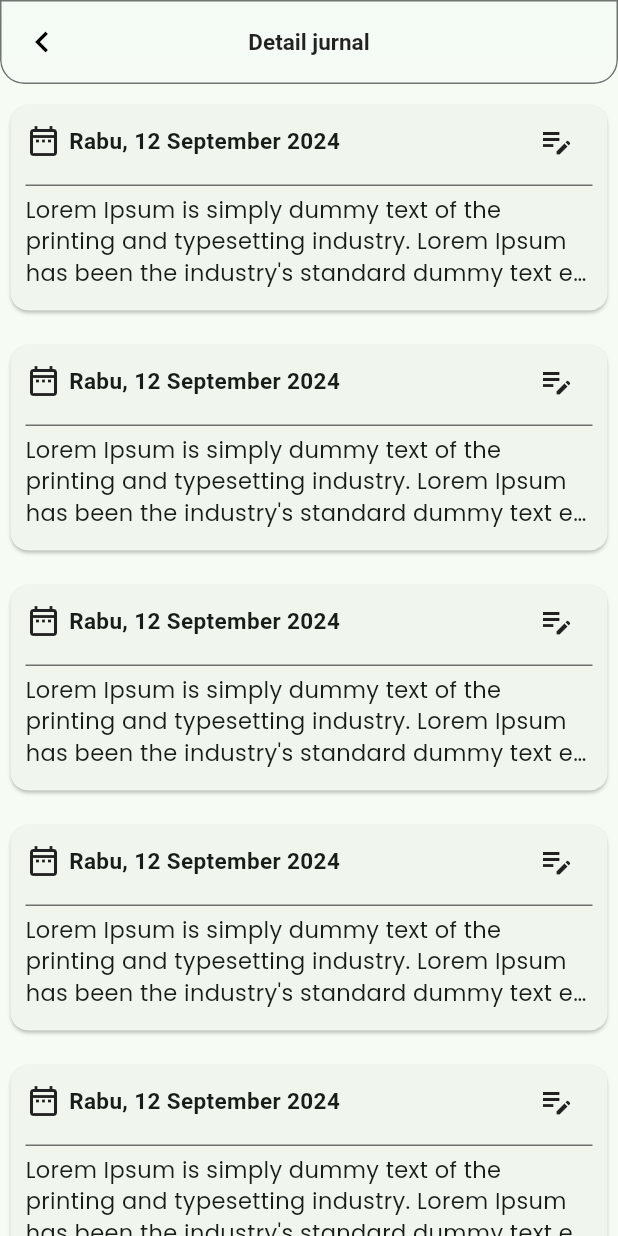
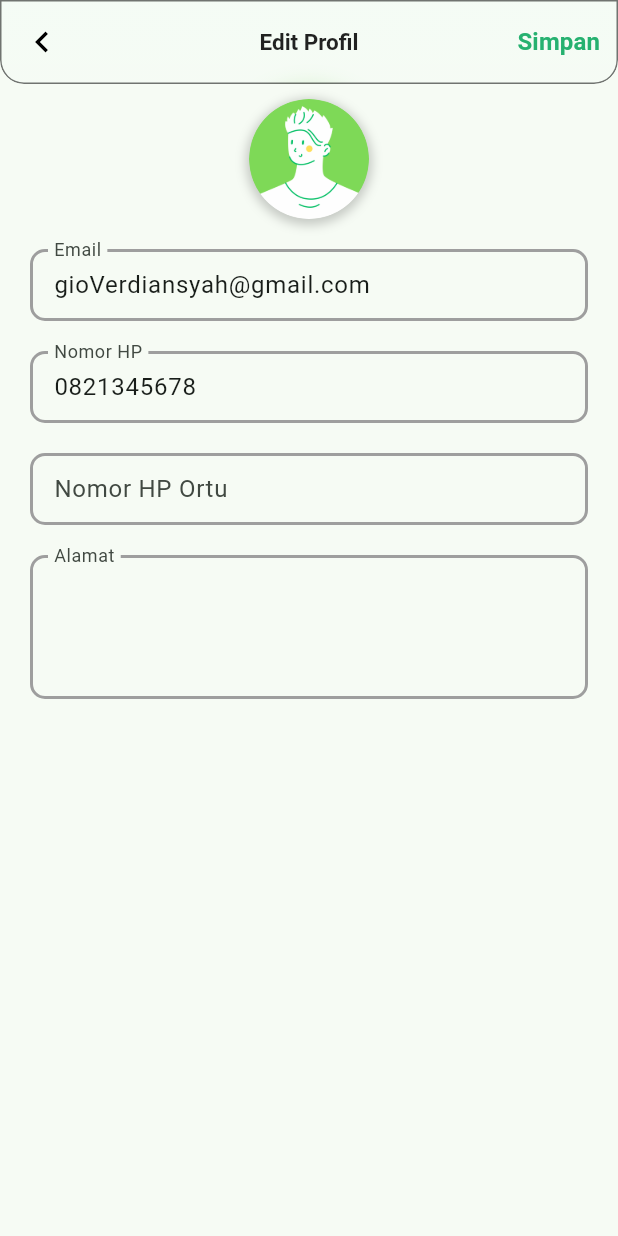
Before and after one commit to gioVerdiansyah/PKL_Skansa, a Flutter app: the screen it shows after launch, after a tap on "Histori jurnal", after a tap on "Edit Profil", on a phone screen of 412 x 824 dp. Run offline on Flutter 3.47's test engine with Material 3 defaults, Android fonts, the phone set to English and light mode, and no system bars; our stand-ins replace equatable, flutter_bloc, flutter_form_builder, form_builder_validators, geolocator, get_storage and 3 more; missing offline and left inert: flutter_swipe_button, form_builder_file_picker; Roboto replaces fonts that are missing (OpenSansSemiCondensed).

Commit message:
feat: completely UI Profile

```diff
--- a/lib/src/constants/color_constant.dart
+++ b/lib/src/constants/color_constant.dart
@@ -1,9 +1,9 @@
 import 'package:flutter/material.dart';
 
-class ColorConstant{
+class ColorConstant {
   static const Color primary = Color.fromRGBO(38, 177, 112, 1);
   static const Color secondary = Colors.green;
-  static const Color light = Color.fromRGBO(126,217,87, 1);
+  static const Color light = Color.fromRGBO(126, 217, 87, 1);
   static const Color dark = Color.fromRGBO(12, 108, 78, 1.0);
   static const Color warm = Color.fromRGBO(255, 213, 42, 1.0);
 
@@ -11,6 +11,7 @@ class ColorConstant{
   static const Color semiWhite = Color.fromRGBO(211, 255, 239, 1.0);
   static const Color black = Colors.black87;
   static const Color gray = Colors.black54;
+  static const Color semiGray = Color.fromRGBO(0, 0, 0, 0.15);
 
   static const Color red = Color.fromRGBO(208, 0, 0, 1);
 }
--- a/lib/src/ui/components/commons/alert.dart
+++ b/lib/src/ui/components/commons/alert_notification.dart
@@ -2,7 +2,7 @@ import 'package:flutter/material.dart';
 import 'package:pkl_smkn1mejayan_siswa/src/constants/color_constant.dart';
 import 'package:toastification/toastification.dart';
 
-class Alert {
+class AlertNotification {
   static error(BuildContext context, String title, {String? messages, int? duration}) {
     return _showAlert(
       context: context,
--- a/lib/src/ui/components/commons/text_input.dart
+++ b/lib/src/ui/components/commons/text_input.dart
@@ -3,7 +3,7 @@ import 'package:flutter_form_builder/flutter_form_builder.dart';
 import 'package:form_builder_validators/form_builder_validators.dart';
 import 'package:pkl_smkn1mejayan_siswa/src/constants/color_constant.dart';
 
-class TextInput extends StatelessWidget {
+class TextInput extends StatefulWidget {
   final String name;
   final String labelText;
   final TextInputType keyboardType;
@@ -30,6 +30,7 @@ class TextInput extends StatelessWidget {
   factory TextInput.basic({
     required String name,
     required String labelText,
+    TextInputType type = TextInputType.text,
     String? Function(String?)? validator,
     void Function(String?)? onChanged,
     String? initialValue,
@@ -37,6 +38,7 @@ class TextInput extends StatelessWidget {
     return TextInput._(
       name: name,
       labelText: labelText,
+      keyboardType: type,
       validator: validator,
       onChanged: onChanged,
       initialValue: initialValue,
@@ -62,20 +64,50 @@ class TextInput extends StatelessWidget {
     );
   }
 
+  factory TextInput.password({
+    required String name,
+    required String labelText,
+    String? Function(String?)? validator,
+    void Function(String?)? onChanged,
+    String? initialValue,
+  }) {
+    return TextInput._(
+      name: name,
+      labelText: labelText,
+      obscureText: true, // Password field default to obscure
+      validator: validator,
+      onChanged: onChanged,
+      initialValue: initialValue,
+    );
+  }
+
+  @override
+  _TextInputState createState() => _TextInputState();
+}
+
+class _TextInputState extends State<TextInput> {
+  bool _obscureText = true;
+
+  @override
+  void initState() {
+    super.initState();
+    _obscureText = widget.obscureText;
+  }
+
   @override
   Widget build(BuildContext context) {
     return Column(
       crossAxisAlignment: CrossAxisAlignment.start,
       children: [
         FormBuilderTextField(
-          name: name,
-          keyboardType: keyboardType,
-          obscureText: obscureText,
-          maxLines: maxLine,
-          initialValue: initialValue,
+          name: widget.name,
+          keyboardType: widget.keyboardType,
+          obscureText: _obscureText,
+          maxLines: widget.maxLine ?? 1,
+          initialValue: widget.initialValue,
           decoration: InputDecoration(
-            labelText: labelText,
-            floatingLabelBehavior: floatingLabel ? FloatingLabelBehavior.always : null,
+            labelText: widget.labelText,
+            floatingLabelBehavior: widget.floatingLabel ? FloatingLabelBehavior.always : null,
             border: OutlineInputBorder(
               borderRadius: BorderRadius.circular(10.0),
               borderSide: const BorderSide(
@@ -99,9 +131,22 @@ class TextInput extends StatelessWidget {
             ),
             isDense: true,
             contentPadding: const EdgeInsets.all(12.0),
+            suffixIcon: widget.obscureText
+                ? IconButton(
+              icon: Icon(
+                _obscureText ? Icons.visibility_off : Icons.visibility,
+                color: Colors.grey,
+              ),
+              onPressed: () {
+                setState(() {
+                  _obscureText = !_obscureText;
+                });
+              },
+            )
+                : null,
           ),
-          validator: validator,
-          onChanged: onChanged,
+          validator: widget.validator,
+          onChanged: widget.onChanged,
         ),
       ],
     );
--- a/lib/src/ui/components/fragments/base/journal_tab.dart
+++ b/lib/src/ui/components/fragments/base/journal_tab.dart
@@ -32,7 +32,6 @@ class _JournalTab extends State<JournalTab> {
   void _onCancel() async {
     await clearFileCache();
     context.read<FillJournalBloc>().add(RemoveJournalFileEvent());
-    setState(() {});
   }
 
   @override
--- a/lib/src/ui/components/fragments/base/presence_tab.dart
+++ b/lib/src/ui/components/fragments/base/presence_tab.dart
@@ -1,7 +1,7 @@
 import 'package:flutter/material.dart';
 import 'package:flutter_swipe_button/flutter_swipe_button.dart';
 import 'package:pkl_smkn1mejayan_siswa/src/constants/color_constant.dart';
-import 'package:pkl_smkn1mejayan_siswa/src/ui/components/commons/alert.dart';
+import 'package:pkl_smkn1mejayan_siswa/src/ui/components/commons/alert_notification.dart';
 import 'package:pkl_smkn1mejayan_siswa/src/ui/screen_routes.dart';
 import 'package:pkl_smkn1mejayan_siswa/src/ui/utils/location_handler.dart';
 
@@ -116,7 +116,7 @@ class _PresenceTab extends State<PresenceTab> {
                 print(_selectedPresence);
                 // print(locationString);
                 Navigator.pop(widget.context);
-                Alert.success(context,"Berhasil absen, Namun", messages: "Anda telat 10 menit");
+                AlertNotification.success(context,"Berhasil absen, Namun", messages: "Anda telat 10 menit");
               },
             ),
           )
--- a/lib/src/ui/components/fragments/profile/list_tile_to.dart
+++ b/lib/src/ui/components/fragments/profile/list_tile_to.dart
@@ -2,14 +2,15 @@ import 'package:flutter/material.dart';
 
 import '../../../../constants/color_constant.dart';
 
-class ListTileTo extends StatelessWidget {
+class ListTileClick extends StatelessWidget {
   final IconData icon;
   final String title;
-  final String to;
+  final VoidCallback? onClick;
   final Color? color;
   final bool isEnd;
 
-  const ListTileTo({super.key, required this.icon, required this.title, required this.to, this.color, this.isEnd = false});
+  const ListTileClick({super.key, required this.icon, required this.title, required this.onClick, this.color, this.isEnd =
+  false});
 
   @override
   Widget build(BuildContext context) {
@@ -21,7 +22,7 @@ class ListTileTo extends StatelessWidget {
           bottom: isEnd ? const BorderSide(color: ColorConstant.gray) : BorderSide.none
         )),
         child: TextButton(
-          onPressed: () => Navigator.of(context).pushNamed(to),
+          onPressed: onClick,
           style: const ButtonStyle(
               shape: WidgetStatePropertyAll(RoundedRectangleBorder(borderRadius: BorderRadius.all(Radius.circular(8))))),
           child: Row(
--- a/lib/src/ui/screen_routes.dart
+++ b/lib/src/ui/screen_routes.dart
@@ -1,6 +1,8 @@
 import 'package:flutter/cupertino.dart';
 import 'package:page_transition/page_transition.dart';
 import 'package:pkl_smkn1mejayan_siswa/src/ui/screens/base_screen.dart';
+import 'package:pkl_smkn1mejayan_siswa/src/ui/screens/change_password_screen.dart';
+import 'package:pkl_smkn1mejayan_siswa/src/ui/screens/edit_profile_screen.dart';
 import 'package:pkl_smkn1mejayan_siswa/src/ui/screens/journal_detail_screen.dart';
 import 'package:pkl_smkn1mejayan_siswa/src/ui/screens/permit_screen.dart';
 import 'package:pkl_smkn1mejayan_siswa/src/ui/screens/presence_detail_screen.dart';
@@ -10,6 +12,8 @@ class ScreenRoutes {
   static const String permitRoute = PermitScreen.routeName;
   static const String presenceDetailRoute = PresenceDetailScreen.routeName;
   static const String journalDetailRoute = JournalDetailScreen.routeName;
+  static const String editProfileRoute = EditProfileScreen.routeName;
+  static const String changePasswordRoute = ChangePasswordScreen.routeName;
 
   static Route<dynamic> generateRoute(RouteSettings settings) {
     PageTransition to(Widget w, {int d = 300, PageTransitionType t = PageTransitionType.bottomToTop}) {
@@ -30,6 +34,10 @@ class ScreenRoutes {
         return to(const PresenceDetailScreen(), t: PageTransitionType.rightToLeft);
       case journalDetailRoute:
         return to(const JournalDetailScreen(), t: PageTransitionType.rightToLeft);
+      case editProfileRoute:
+        return to(const EditProfileScreen(), t: PageTransitionType.rightToLeft);
+      case changePasswordRoute:
+        return to(const ChangePasswordScreen(), t: PageTransitionType.rightToLeft);
       default:
         return to(const BaseScreen());
     }
--- /dev/null
+++ b/lib/src/ui/screens/edit_profile_screen.dart
@@ -0,0 +1,91 @@
+import 'package:flutter/material.dart';
+import 'package:pkl_smkn1mejayan_siswa/src/constants/color_constant.dart';
+import 'package:pkl_smkn1mejayan_siswa/src/ui/components/commons/my_app_bar.dart';
+import 'package:pkl_smkn1mejayan_siswa/src/ui/components/commons/text_input.dart';
+
+import '../../constants/asset_constant.dart';
+
+class EditProfileScreen extends StatefulWidget{
+  const EditProfileScreen({super.key});
+
+  static const String routeName = "/edit-profile";
+
+  @override
+  State<EditProfileScreen> createState() => _EditProfileView();
+}
+
+class _EditProfileView extends State<EditProfileScreen> {
+  @override
+  Widget build(BuildContext context) {
+    return Scaffold(
+      appBar: MyAppBar(
+        title: "Edit Profil",
+        rightWidget: TextButton(
+          onPressed: (){},
+          child: const Text("Simpan", style: TextStyle(
+            color: ColorConstant.primary,
+            fontSize: 16,
+            fontWeight: FontWeight.bold
+          ),),
+        ),
+      ),
+      body: SingleChildScrollView(
+        padding: const EdgeInsets.fromLTRB(20, 10, 20, 30),
+        child: Column(
+          crossAxisAlignment: CrossAxisAlignment.center,
+          children: [
+            Center(
+              child: DecoratedBox(
+                decoration: BoxDecoration(
+                  shape: BoxShape.circle,
+                  boxShadow: [
+                    BoxShadow(
+                      color: Colors.black.withOpacity(0.2),
+                      blurRadius: 5,
+                      spreadRadius: 2,
+                      offset: const Offset(0, 2),
+                    ),
+                  ],
+                ),
+                child: ClipOval(
+                  child: Image.asset(
+                    fit: BoxFit.cover,
+                    AssetConstant.maleProfile,
+                    width: 80,
+                    height: 80,
+                  ),
+                ),
+              ),
+            ),
+            const SizedBox(height: 20,),
+            TextInput.basic(
+              type: TextInputType.emailAddress,
+              labelText: "Email",
+              name: "email",
+              initialValue: "gioVerdiansyah@gmail.com",
+            ),
+            const SizedBox(height: 20,),
+            TextInput.basic(
+              type: TextInputType.phone,
+              labelText: "Nomor HP",
+              name: "no_hp",
+              initialValue: "0821345678",
+            ),
+            const SizedBox(height: 20,),
+            TextInput.basic(
+              type: TextInputType.phone,
+              labelText: "Nomor HP Ortu",
+              name: "no_hp_ortu",
+            ),
+            const SizedBox(height: 20,),
+            TextInput.description(
+              labelText: "Alamat",
+              name: "alamat",
+              maxLine: 3,
+            ),
+          ],
+        )
+      ),
+    );
+  }
+}
--- a/lib/src/ui/screens/journal_detail_screen.dart
+++ b/lib/src/ui/screens/journal_detail_screen.dart
@@ -13,22 +13,50 @@ class JournalDetailScreen extends StatefulWidget {
 }
 
 class _JournalDetailView extends State<JournalDetailScreen> {
+  final GlobalKey<AnimatedListState> _listKey = GlobalKey<AnimatedListState>();
+  final List<Map<String, dynamic>> _dataDummies = [];
+
+  @override
+  void initState() {
+    super.initState();
+    _loadData(15);
+  }
+
+  Future<void> _loadData(int count) async {
+    for (int i = 0; i <= count; i++) {
+      await Future.delayed(const Duration(milliseconds: 300));
+
+      _dataDummies.add({
+        'tanggal': 'Rabu, 12 September 2024',
+        'kegiatan': "Lorem Ipsum is simply dummy text of the printing and typesetting industry. Lorem Ipsum has "
+            "been the industry's standard dummy text ever since the 1500s, when an unknown printer took a "
+            "galley of type and scrambled it to make a type specimen book. It has survived not only five "
+            "centuries, but also the leap into electronic typesetting, remaining essentially unchanged. It "
+            "was popularised in the 1960s with the release of Letraset sheets containing Lorem Ipsum "
+            "passages, and more recently with desktop publishing software like Aldus PageMaker including "
+            "versions of Lorem Ipsum"
+      });
+      _listKey.currentState?.insertItem(i);
+    }
+  }
+
   @override
   Widget build(BuildContext context) {
     return Scaffold(
-      appBar: const MyAppBar(
-        title: "Detail jurnal",
-      ),
-      body: SingleChildScrollView(
-        padding: const EdgeInsets.symmetric(horizontal: 3, vertical: 10),
-        child: Column(
-          mainAxisAlignment: MainAxisAlignment.center,
-          crossAxisAlignment: CrossAxisAlignment.center,
-          children: List.generate(
-              10,
-              (index) => Padding(
-                padding: const EdgeInsets.only(bottom: 15),
-                child: Card(
+        appBar: const MyAppBar(
+          title: "Detail jurnal",
+        ),
+        body: AnimatedList(
+            key: _listKey,
+            initialItemCount: _dataDummies.length,
+            itemBuilder: (context, index, animation) {
+              var data = _dataDummies[index];
+
+              return SlideTransition(
+                  position: Tween<Offset>(begin: const Offset(1, 0), end: Offset.zero).animate(animation),
+                  child: Padding(
+                    padding: const EdgeInsets.only(bottom: 15),
+                    child: Card(
                       child: Padding(
                         padding: const EdgeInsets.fromLTRB(10, 0, 10, 15),
                         child: Column(
@@ -39,17 +67,19 @@ class _JournalDetailView extends State<JournalDetailScreen> {
                               mainAxisAlignment: MainAxisAlignment.spaceBetween,
                               crossAxisAlignment: CrossAxisAlignment.center,
                               children: [
-                                const Row(
+                                Row(
                                   children: [
-                                    Icon(
+                                    const Icon(
                                       Icons.date_range_outlined,
                                       color: ColorConstant.black,
                                     ),
-                                    SizedBox(width: 5,),
-                                    Text("Rabu, 12 September 2024", style: TextStyle(
-                                      fontWeight: FontWeight.bold,
-                                      fontSize: 15
-                                    ),),
+                                    const SizedBox(
+                                      width: 5,
+                                    ),
+                                    Text(
+                                      data['tanggal'],
+                                      style: const TextStyle(fontWeight: FontWeight.bold, fontSize: 15),
+                                    ),
                                   ],
                                 ),
                                 IconButton(
@@ -65,27 +95,20 @@ class _JournalDetailView extends State<JournalDetailScreen> {
                               color: ColorConstant.gray,
                               margin: const EdgeInsets.symmetric(vertical: 5),
                             ),
-                            const Align(
+                            Align(
                               alignment: Alignment.centerLeft,
                               child: Text(
-                                "Lorem Ipsum is simply dummy text of the printing and typesetting industry. Lorem Ipsum has "
-                                "been the industry's standard dummy text ever since the 1500s, when an unknown printer took a "
-                                "galley of type and scrambled it to make a type specimen book. It has survived not only five "
-                                "centuries, but also the leap into electronic typesetting, remaining essentially unchanged. It "
-                                "was popularised in the 1960s with the release of Letraset sheets containing Lorem Ipsum "
-                                "passages, and more recently with desktop publishing software like Aldus PageMaker including "
-                                "versions of Lorem Ipsum",
+                                data['kegiatan'],
                                 maxLines: 3,
-                                style: TextStyle(fontSize: 15, fontFamily: "Poppins", overflow: TextOverflow.ellipsis),
+                                style:
+                                    const TextStyle(fontSize: 15, fontFamily: "Poppins", overflow: TextOverflow.ellipsis),
                               ),
                             )
                           ],
                         ),
                       ),
                     ),
-              )),
-        ),
-      ),
-    );
+                  ));
+            }));
   }
 }
--- a/lib/src/ui/screens/profile_screen.dart
+++ b/lib/src/ui/screens/profile_screen.dart
@@ -1,10 +1,11 @@
 import 'package:flutter/material.dart';
 import 'package:pkl_smkn1mejayan_siswa/src/constants/asset_constant.dart';
+import 'package:pkl_smkn1mejayan_siswa/src/ui/components/commons/show_dialog.dart';
 import 'package:pkl_smkn1mejayan_siswa/src/ui/screen_routes.dart';
-import 'package:pkl_smkn1mejayan_siswa/src/ui/utils/string_handler.dart';
 
 import '../../constants/color_constant.dart';
 import '../components/fragments/profile/list_tile_to.dart';
+import '../utils/int_handler.dart';
 import '../utils/scroll_notification_handler.dart';
 
 class ProfileScreen extends StatefulWidget {
@@ -82,31 +83,36 @@ class _ProfileView extends State<ProfileScreen> with AutomaticKeepAliveClientMix
                         ),
                       ),
                     ),
-                    const SizedBox(height: 50,),
-                    const ListTileTo(
+                    const SizedBox(height: 40,),
+                    ListTileClick(
                       icon: Icons.person,
                       title: "Edit Profil",
-                      to: ScreenRoutes.journalDetailRoute,
+                      onClick: () => Navigator.of(context).pushNamed(ScreenRoutes.editProfileRoute),
                     ),
-                    const ListTileTo(
+                    ListTileClick(
                       icon: Icons.password_rounded,
                       title: "Ganti password",
-                      to: ScreenRoutes.journalDetailRoute,
+                      onClick: () => Navigator.of(context).pushNamed(ScreenRoutes.changePasswordRoute),
                     ),
-                    const ListTileTo(
+                    ListTileClick(
                       icon: Icons.checklist_rounded,
                       title: "Histori absensi",
-                      to: ScreenRoutes.presenceDetailRoute,
+                      onClick: () => Navigator.of(context).pushNamed(ScreenRoutes.presenceDetailRoute),
                     ),
-                    const ListTileTo(
+                    ListTileClick(
                       icon: Icons.book_rounded,
                       title: "Histori jurnal",
-                      to: ScreenRoutes.journalDetailRoute,
+                      onClick: () => Navigator.of(context).pushNamed(ScreenRoutes.journalDetailRoute),
                     ),
-                    const ListTileTo(
+                    ListTileClick(
                       icon: Icons.logout_outlined,
                       title: "Logout",
-                      to: ScreenRoutes.journalDetailRoute,
+                      onClick: () => ShowDialog.confirm(
+                        context: context,
+                        title: "Apakah Anda yakin melakukan logout?",
+                        content: "Cache akan hilang dan Anda akan di minta untuk melakukan login kembali!",
+                        suggestOnCancel: true
+                      ),
                       isEnd: true,
                       color: ColorConstant.red,
                     ),
--- /dev/null
+++ b/lib/src/ui/utils/int_handler.dart
@@ -0,0 +1,27 @@
+import 'dart:math';
+
+double calculateFontSize(
+    String text, {
+      double baseFontSize = 16,
+      double decrementPerStep = 0.5,
+      int charactersPerStep = 10,
+      int? startAt,
+      double minFontSize = 10,
+    }) {
+  double calc(){
+    int textLength = text.length;
+    int steps = (textLength / charactersPerStep).floor();
+    double fontSize = max(baseFontSize - (steps * decrementPerStep), minFontSize);
+    return fontSize;
+  }
+
+  if (startAt != null) {
+    if(text.length > startAt){
+      return calc();
+    }else{
+      return baseFontSize;
+    }
+  }
+
+  return calc();
+}
--- a/lib/src/ui/utils/string_handler.dart
+++ b/lib/src/ui/utils/string_handler.dart
@@ -32,29 +32,3 @@ String truncateAndCapitalize(String text, {int? maxLength}) {
 
   return shortenedWords.join(' ');
 }
-
-double calculateFontSize(
-  String text, {
-  double baseFontSize = 16,
-  double decrementPerStep = 0.5,
-  int charactersPerStep = 10,
-  int? startAt,
-  double minFontSize = 10,
-}) {
-  double calc(){
-    int textLength = text.length;
-    int steps = (textLength / charactersPerStep).floor();
-    double fontSize = max(baseFontSize - (steps * decrementPerStep), minFontSize);
-    return fontSize;
-  }
-
-  if (startAt != null) {
-    if(text.length > startAt){
-      return calc();
-    }else{
-      return baseFontSize;
-    }
-  }
-
-  return calc();
-}
```
Also changed, not shown: lib/src/ui/components/commons/show_dialog.dart (added, +116 -0 lines), lib/src/ui/screens/change_password_screen.dart (added, +55 -0 lines), lib/src/ui/screens/presence_detail_screen.dart (+57 -29 lines), lib/src/ui/utils/time_handler.dart (added, +15 -0 lines).
